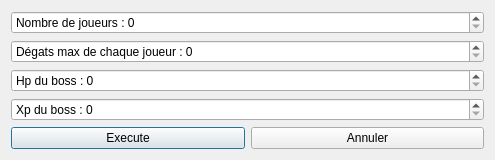
Above: Forms/tplayerwindow.ui from Ehonne/Valeurs-de-Shapley before the change. Below: the same form after it.
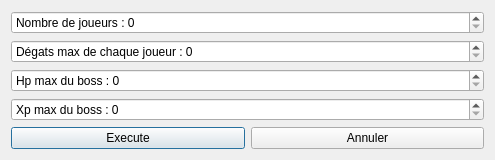
That is the form after the change.

```diff
--- a/Forms/tplayerwindow.ui
+++ b/Forms/tplayerwindow.ui
@@ -17,7 +17,10 @@
    <item row="2" column="0">
     <widget class="QSpinBox" name="spinBox_3_hpb">
      <property name="prefix">
-      <string>Hp du boss : </string>
+      <string>Hp max du boss : </string>
+     </property>
+     <property name="maximum">
+      <number>200</number>
      </property>
     </widget>
    </item>
@@ -56,7 +59,10 @@
    <item row="3" column="0">
     <widget class="QSpinBox" name="spinBox_xpb">
      <property name="prefix">
-      <string>Xp du boss : </string>
+      <string>Xp max du boss : </string>
+     </property>
+     <property name="maximum">
+      <number>200</number>
      </property>
     </widget>
    </item>
```
Left out of the diff: 6 changed lines with no effect on the pictures.
